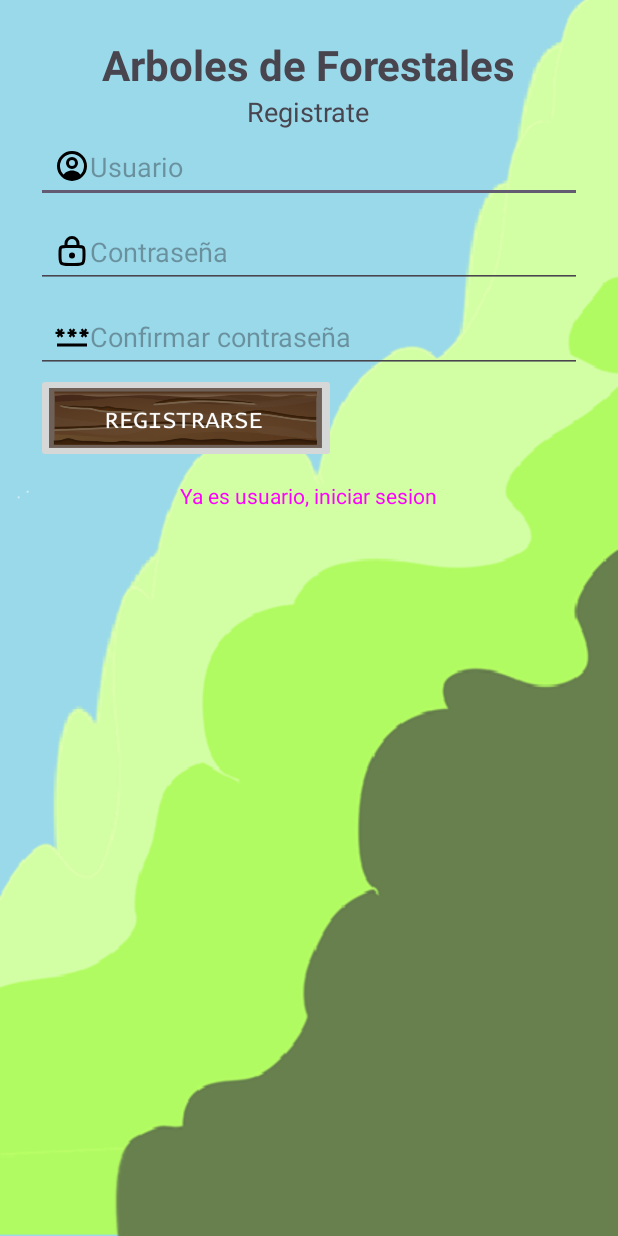
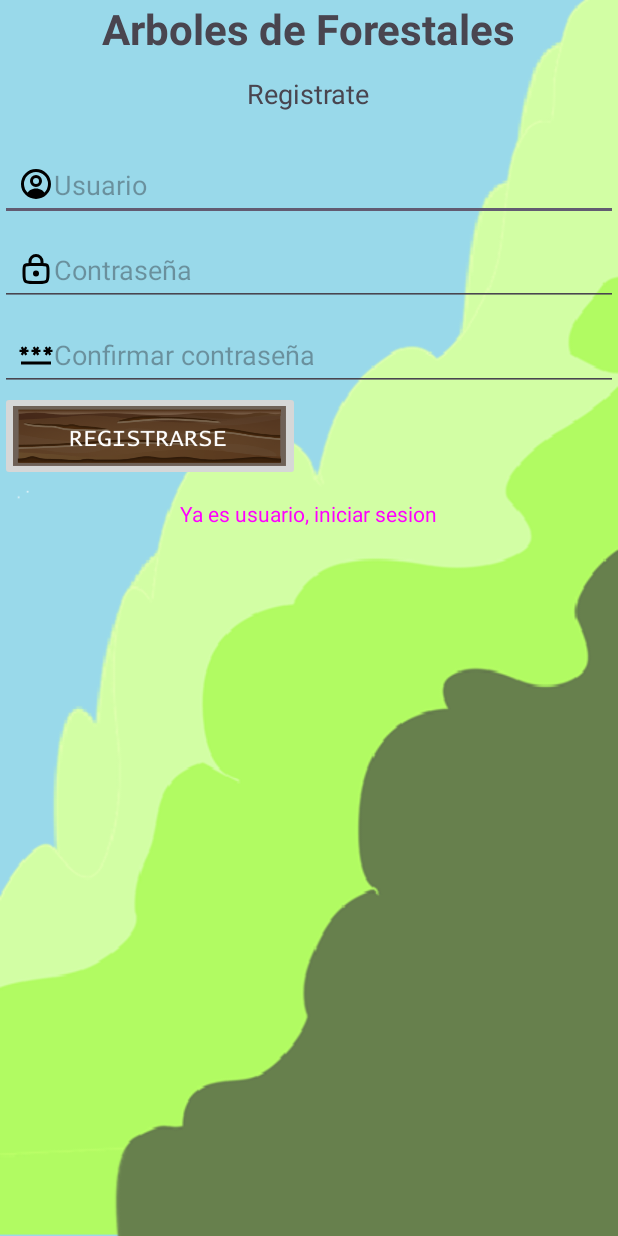
Before and after one commit to Veca-LAG/Forestales, an Android app: the RegisterActivity screen opened directly, with no data from a screen before it, on a phone screen of 412 x 824 dp. Run offline under Robolectric (Android 15) with nearby library versions, the phone set to English and light mode, and no system bars.

Commit message:
errores corregidos

```diff
--- a/app/src/main/java/com/example/forestales/LoginActivity.java
+++ b/app/src/main/java/com/example/forestales/LoginActivity.java
@@ -15,7 +15,7 @@ public class LoginActivity extends AppCompatActivity {
         super.onCreate(savedInstanceState);
         EdgeToEdge.enable(this);
         setContentView(R.layout.activity_login);
-        ViewCompat.setOnApplyWindowInsetsListener(findViewById(R.id.main), (v, insets) -> {
+        ViewCompat.setOnApplyWindowInsetsListener(findViewById(R.id.login), (v, insets) -> {
             Insets systemBars = insets.getInsets(WindowInsetsCompat.Type.systemBars());
             v.setPadding(systemBars.left, systemBars.top, systemBars.right, systemBars.bottom);
             return insets;
--- a/app/src/main/java/com/example/forestales/RegisterActivity.java
+++ b/app/src/main/java/com/example/forestales/RegisterActivity.java
@@ -15,7 +15,7 @@ public class RegisterActivity extends AppCompatActivity {
         super.onCreate(savedInstanceState);
         EdgeToEdge.enable(this);
         setContentView(R.layout.activity_register);
-        ViewCompat.setOnApplyWindowInsetsListener(findViewById(R.id.main), (v, insets) -> {
+        ViewCompat.setOnApplyWindowInsetsListener(findViewById(R.id.register), (v, insets) -> {
             Insets systemBars = insets.getInsets(WindowInsetsCompat.Type.systemBars());
             v.setPadding(systemBars.left, systemBars.top, systemBars.right, systemBars.bottom);
             return insets;
--- a/app/src/main/res/layout/activity_main.xml
+++ b/app/src/main/res/layout/activity_main.xml
@@ -1,5 +1,6 @@
 <?xml version="1.0" encoding="utf-8"?>
 <ScrollView xmlns:android="http://schemas.android.com/apk/res/android"
+    android:id="@+id/main"
     android:layout_width="match_parent"
     android:layout_height="match_parent"
     android:padding="16dp">
--- a/app/src/main/res/layout/activity_register.xml
+++ b/app/src/main/res/layout/activity_register.xml
@@ -1,6 +1,7 @@
 <?xml version="1.0" encoding="utf-8"?>
 <LinearLayout xmlns:android="http://schemas.android.com/apk/res/android"
     xmlns:app="http://schemas.android.com/apk/res-auto"
+    android:id="@+id/register"
     android:layout_width="match_parent"
     android:layout_height="match_parent"
     android:orientation="vertical"
@@ -15,7 +16,7 @@
         android:textSize="28sp"
         android:textStyle="bold"
         android:layout_gravity="center_horizontal"
-        android:marginBottom="12dp"/>
+        android:layout_marginBottom="12dp"/>
 
     <TextView
         android:id="@+id/textViewRegister"
@@ -25,14 +26,14 @@
         android:textSize="18sp"
         android:gravity="center"
         android:layout_gravity="center_horizontal"
-        android:marginBottom="24dp"/>
+        android:layout_marginBottom="24dp"/>
 
     <EditText
         android:id="@+id/registerEmail"
         android:layout_width="match_parent"
         android:layout_height="wrap_content"
         android:hint="Usuario"
-        android:drawableLeft="@drawable/baseline_user"
+        android:drawableStart="@drawable/baseline_user"
         android:inputType="textEmailAddress"
         android:padding="12dp" />
 
@@ -42,7 +43,7 @@
         android:layout_height="wrap_content"
         android:hint="Contraseña"
         android:inputType="textPassword"
-        android:drawableLeft="@drawable/baseline_lock"
+        android:drawableStart="@drawable/baseline_lock"
         android:layout_marginTop="8dp"
         android:padding="12dp" />
 
@@ -51,7 +52,7 @@
         android:layout_width="match_parent"
         android:layout_height="wrap_content"
         android:hint="Confirmar contraseña"
-        android:drawableLeft="@drawable/baseline_password"
+        android:drawableStart="@drawable/baseline_password"
         android:layout_marginTop="8dp"
         android:padding="12dp" />
 
```
Also changed, not shown: app/src/main/res/layout/activity_login.xml (+5 -4 lines).
